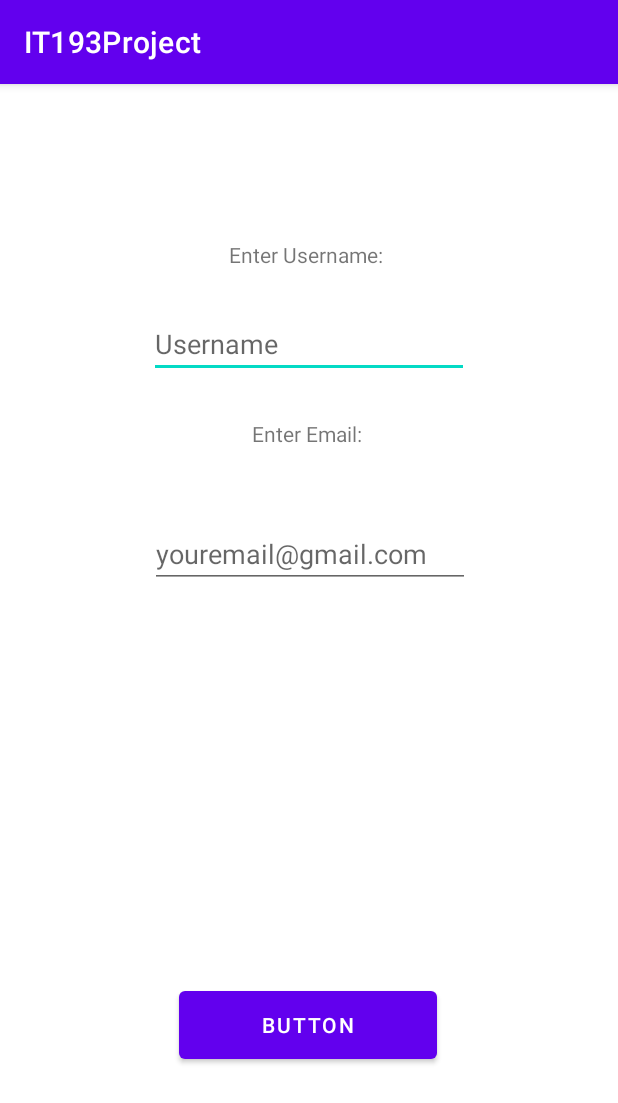
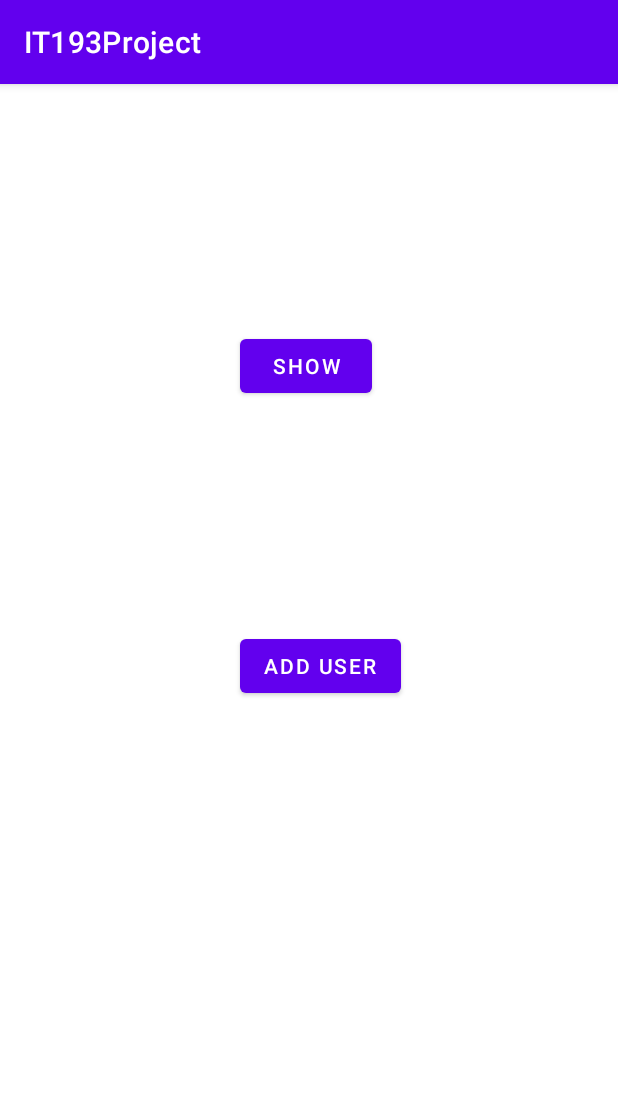
Before and after one commit to Ai-nihil/IT193-Project, an Android app: the screen it shows after launch (MainActivity), on a phone screen of 412 x 824 dp. Shown: the top 1103 px of the screen. Run offline under Robolectric (Android 15) with nearby library versions, the light colour scheme and no system bars.

Commit message:
Added the show dogs and add dogs activity.

```diff
--- a/app/src/main/java/com/example/it193project/MainActivity.java
+++ b/app/src/main/java/com/example/it193project/MainActivity.java
@@ -2,20 +2,10 @@ package com.example.it193project;
 
 import androidx.appcompat.app.AppCompatActivity;
 
+import android.content.Intent;
 import android.os.Bundle;
-import android.telecom.Call;
+import android.view.View;
 import android.widget.Button;
-import android.widget.EditText;
-import android.widget.Toast;
-
-import com.example.it193project.model.User;
-import com.example.it193project.retrofit.RetrofitService;
-import com.example.it193project.retrofit.UserApi;
-
-import java.util.logging.Level;
-import java.util.logging.Logger;
-
-import retrofit2.*;
 
 public class MainActivity extends AppCompatActivity {
 
@@ -24,39 +14,24 @@ public class MainActivity extends AppCompatActivity {
         super.onCreate(savedInstanceState);
         setContentView(R.layout.activity_main);
 
-        initializeComponents();
+        Button btn_Add = findViewById(R.id.buttonAdd);
+        Button btn_Show=findViewById(R.id.buttonShow);
+
+        btn_Add.setOnClickListener(new View.OnClickListener() {
+            @Override
+            public void onClick(View v) {
+                startActivity(new Intent(MainActivity.this, AddDogsActivity.class));
+            }
+        });
+
+        btn_Show.setOnClickListener(new View.OnClickListener() {
+            @Override
+            public void onClick(View v) {
+                startActivity(new Intent(MainActivity.this, ShowDogsActivity.class));
+            }
+        });
+
+
     }
 
-    private void initializeComponents() {
-        EditText input_username = findViewById(R.id.form_textFieldUserName);
-        EditText input_email = findViewById(R.id.form_textFieldEmail);
-        Button btn_Add = findViewById(R.id.form_buttonAdd);
-
-        RetrofitService retrofitService = new RetrofitService();
-        UserApi userApi = retrofitService.getRetrofit().create(UserApi.class);
-
-        btn_Add.setOnClickListener(view -> {
-            String username = String.valueOf(input_username.getText());
-            String email = String.valueOf(input_email.getText());
-
-            User user = new User();
-            user.setUsername(username);
-            user.setEmail(email);
-
-            userApi.save(user)
-                    .enqueue(new Callback<User>() {
-                        @Override
-                        public void onResponse(retrofit2.Call<User> call, Response<User> response) {
-                            Toast.makeText(MainActivity.this, "Save Successful", Toast.LENGTH_SHORT).show();
-                        }
-
-                        @Override
-                        public void onFailure(retrofit2.Call<User> call, Throwable t) {
-                            Toast.makeText(MainActivity.this, "Save Failed", Toast.LENGTH_SHORT).show();
-                            Logger.getLogger(MainActivity.class.getName()).log(Level.SEVERE, "Error Occurred", t);
-                        }
-                    }
-                );
-        });
-    }
 }
--- a/app/src/main/java/com/example/it193project/retrofit/RetrofitService.java
+++ b/app/src/main/java/com/example/it193project/retrofit/RetrofitService.java
@@ -13,7 +13,7 @@ public class RetrofitService {
 
     private void initializeRetrofit() {
         retrofit = new Retrofit.Builder()
-                .baseUrl("http://10.1.14.211:8080")
+                .baseUrl("http://192.168.254.128:8080")
                 .addConverterFactory(GsonConverterFactory.create(new Gson()))
                 .build();
     }
--- a/app/src/main/java/com/example/it193project/retrofit/UserApi.java
+++ b/app/src/main/java/com/example/it193project/retrofit/UserApi.java
@@ -16,4 +16,5 @@ public interface UserApi {
 
     @POST("/add-user")
     Call <User> save(@Body User user);
+
 }
--- a/app/src/main/res/layout/activity_main.xml
+++ b/app/src/main/res/layout/activity_main.xml
@@ -6,60 +6,23 @@
     android:layout_height="match_parent"
     tools:context=".MainActivity">
 
-    <TextView
-        android:id="@+id/textView"
+    <Button
+        android:id="@+id/buttonShow"
         android:layout_width="wrap_content"
         android:layout_height="wrap_content"
-        android:layout_marginTop="104dp"
-        android:text="Enter Username: "
-        app:layout_constraintEnd_toEndOf="parent"
-        app:layout_constraintHorizontal_bias="0.498"
+        android:layout_marginStart="160dp"
+        android:layout_marginTop="164dp"
+        android:text="Show"
         app:layout_constraintStart_toStartOf="parent"
         app:layout_constraintTop_toTopOf="parent" />
 
-    <EditText
-        android:id="@+id/form_textFieldUserName"
+    <Button
+        android:id="@+id/buttonAdd"
         android:layout_width="wrap_content"
         android:layout_height="wrap_content"
-        android:layout_marginTop="27dp"
-        android:ems="10"
-        android:inputType="textPersonName"
-        android:hint="Username"
-        app:layout_constraintEnd_toEndOf="parent"
+        android:layout_marginStart="160dp"
+        android:layout_marginTop="152dp"
+        android:text="Add User"
         app:layout_constraintStart_toStartOf="parent"
-        app:layout_constraintTop_toBottomOf="@+id/textView" />
-
-    <TextView
-        android:id="@+id/textView2"
-        android:layout_width="wrap_content"
-        android:layout_height="wrap_content"
-        android:layout_marginTop="27dp"
-        android:text="Enter Email: "
-        app:layout_constraintEnd_toEndOf="parent"
-        app:layout_constraintStart_toStartOf="parent"
-        app:layout_constraintTop_toBottomOf="@+id/form_textFieldUserName" />
-
-    <EditText
-        android:id="@+id/form_textFieldEmail"
-        android:layout_width="wrap_content"
-        android:layout_height="wrap_content"
-        android:layout_marginTop="48dp"
-        android:ems="10"
-        android:inputType="textEmailAddress"
-        android:hint = "youremail@gmail.com"
-        app:layout_constraintEnd_toEndOf="parent"
-        app:layout_constraintHorizontal_bias="0.502"
-        app:layout_constraintStart_toStartOf="parent"
-        app:layout_constraintTop_toBottomOf="@+id/textView2" />
-
-    <Button
-        android:id="@+id/form_buttonAdd"
-        android:layout_width="172dp"
-        android:layout_height="57dp"
-        android:layout_marginBottom="112dp"
-        android:text="Button"
-        app:layout_constraintBottom_toBottomOf="parent"
-        app:layout_constraintEnd_toEndOf="parent"
-        app:layout_constraintHorizontal_bias="0.497"
-        app:layout_constraintStart_toStartOf="parent" />
+        app:layout_constraintTop_toBottomOf="@+id/buttonShow" />
 </androidx.constraintlayout.widget.ConstraintLayout>
```
Also changed, not shown: app/src/main/AndroidManifest.xml (+8 -1 lines), app/src/main/java/com/example/it193project/AddDogsActivity.java (added, +73 -0 lines), app/src/main/java/com/example/it193project/DogsList.java (deleted, +0 -14 lines), app/src/main/java/com/example/it193project/ShowDogsActivity.java (added, +59 -0 lines), app/src/main/java/com/example/it193project/adapter/DogAdapter.java (added, +44 -0 lines), app/src/main/java/com/example/it193project/adapter/DogHolder.java (added, +24 -0 lines), app/src/main/java/com/example/it193project/model/Dog.java (+15 -3 lines), app/src/main/java/com/example/it193project/retrofit/DogApi.java (added, +28 -0 lines), app/src/main/res/layout/activity_add_dogs.xml (added, +125 -0 lines), app/src/main/res/layout/activity_show_dogs.xml (added, +15 -0 lines).
